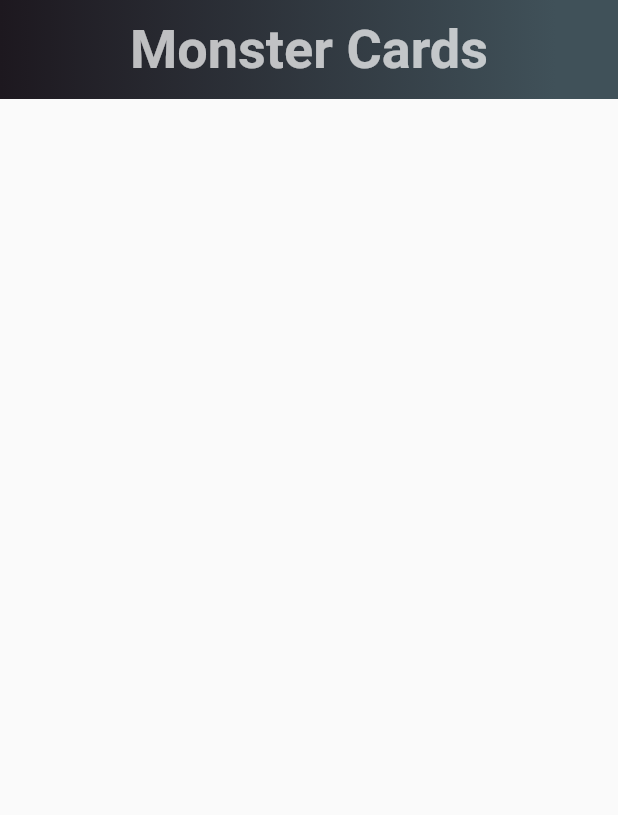
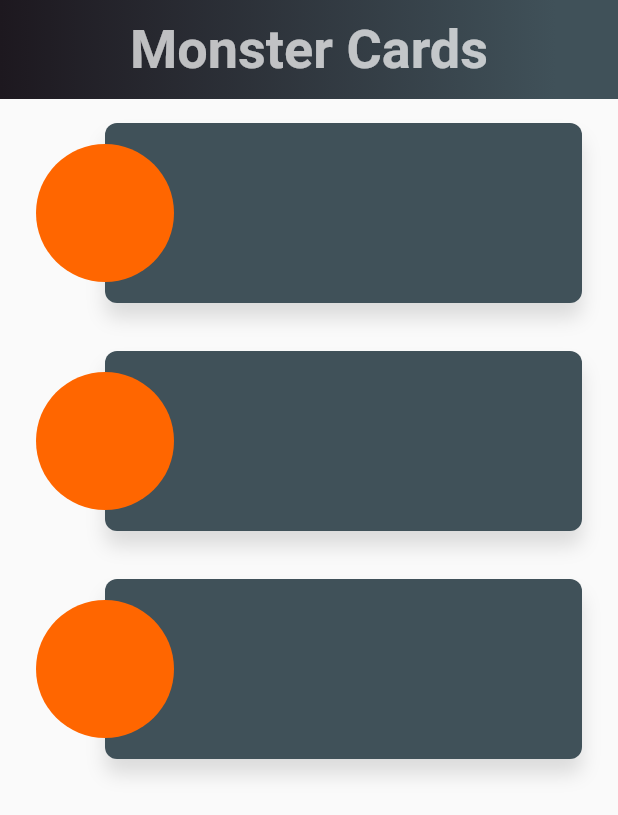
Before and after one commit to FlorianGFox/monster-cards, a Flutter app: the screen it shows after launch, on a phone screen of 412 x 824 dp. Shown: the top 815 px of the screen. Run offline on Flutter 3.47's test engine with Material 2 defaults, Android fonts, the phone set to English and light mode, and no system bars; our stand-ins replace bloc, dartz, equatable, get_it.

Commit message:
Started implementing monster cards.

```diff
--- a/lib/core/styles/foxling_colors.dart
+++ b/lib/core/styles/foxling_colors.dart
@@ -1,13 +1,10 @@
 import 'package:flutter/material.dart';
-import 'package:monster_cards/core/enum/enum.dart';
 
-class FoxlingColors extends Enum<Color> {
-  static const darkGrey = const FoxlingColors._(Color(0xFF1D181F));
-  static const blueGrey = const FoxlingColors._(Color(0xFF405159));
-  static const brownGrey = const FoxlingColors._(Color(0xFF5C5656));
-  static const lightGrey = const FoxlingColors._(Color(0xFF9BA7AA));
-  static const nearWhite = const FoxlingColors._(Colors.white70);
-  static const orange = const FoxlingColors._(Color(0xFFFF6600));
-
-  const FoxlingColors._(Color value) : super(value);
+class FoxlingColors {
+  static const darkGrey = Color(0xFF1D181F);
+  static const blueGrey = Color(0xFF405159);
+  static const brownGrey = Color(0xFF5C5656);
+  static const lightGrey = Color(0xFF9BA7AA);
+  static const nearWhite = Colors.white70;
+  static const orange = Color(0xFFFF6600);
 }
--- a/lib/features/monster_cards/presentation/pages/home.dart
+++ b/lib/features/monster_cards/presentation/pages/home.dart
@@ -1,6 +1,7 @@
 import 'package:flutter/material.dart';
 
 import '../widgets/gradient_app_bar.dart';
+import '../widgets/home_body.dart';
 
 class Home extends StatelessWidget {
   @override
@@ -9,6 +10,7 @@ class Home extends StatelessWidget {
       body: Column(
         children: <Widget>[
           GradientAppBar(title: "Monster Cards"),
+          HomeBody(),
         ],
       ),
     );
--- /dev/null
+++ b/lib/features/monster_cards/presentation/widgets/home_body.dart
@@ -0,0 +1,16 @@
+import 'package:flutter/material.dart';
+
+import 'monster_row.dart';
+
+class HomeBody extends StatelessWidget {
+  @override
+  Widget build(BuildContext context) {
+    return Column(
+      children: <Widget>[
+        MonsterRow(),
+        MonsterRow(),
+        MonsterRow(),
+      ],
+    );
+  }
+}
--- /dev/null
+++ b/lib/features/monster_cards/presentation/widgets/monster_row.dart
@@ -0,0 +1,64 @@
+import 'package:flutter/material.dart';
+import 'package:monster_cards/core/styles/foxling_colors.dart';
+import 'package:monster_cards/features/monster_cards/domain/entities/monster.dart';
+
+class MonsterRow extends StatelessWidget {
+  final Monster monster;
+
+  const MonsterRow({
+    Key key,
+    this.monster,
+  }) : super(key: key);
+
+  @override
+  Widget build(BuildContext context) {
+    return Container(
+      height: 120.0,
+      margin: const EdgeInsets.symmetric(
+        vertical: 16.0,
+        horizontal: 24.0,
+      ),
+      child: Stack(
+        children: <Widget>[
+          MonsterCard(),
+          MonsterThumbnail(),
+        ],
+      ),
+    );
+  }
+}
+
+class MonsterThumbnail extends StatelessWidget {
+  @override
+  Widget build(BuildContext context) {
+    return Container(
+      alignment: FractionalOffset.centerLeft,
+      child: CircleAvatar(
+        backgroundColor: FoxlingColors.orange,
+        radius: 46.0,
+      ),
+    );
+  }
+}
+
+class MonsterCard extends StatelessWidget {
+  @override
+  Widget build(BuildContext context) {
+    return Container(
+      height: 124.0,
+      margin: EdgeInsets.only(left: 46.0),
+      decoration: BoxDecoration(
+        color: FoxlingColors.blueGrey,
+        shape: BoxShape.rectangle,
+        borderRadius: BorderRadius.circular(8.0),
+        boxShadow: <BoxShadow>[
+          BoxShadow(
+            color: Colors.black12,
+            blurRadius: 10.0,
+            offset: Offset(0.0, 10.0),
+          ),
+        ],
+      ),
+    );
+  }
+}
```
